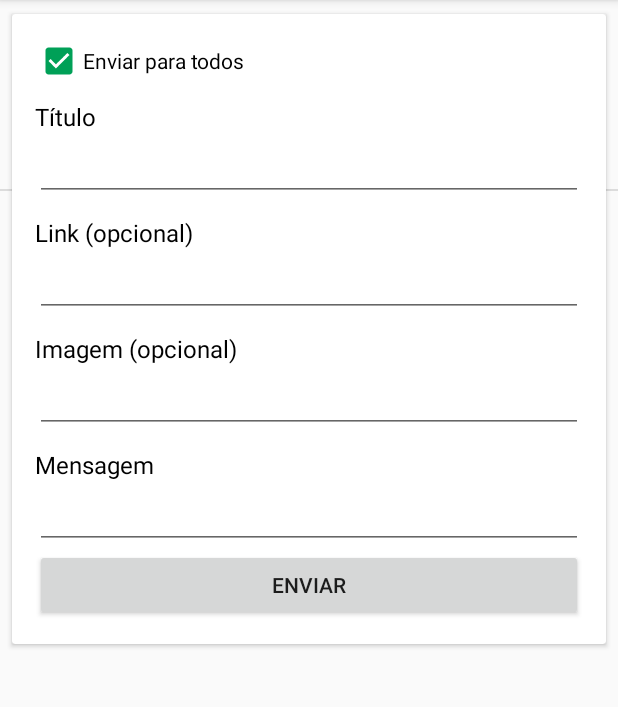
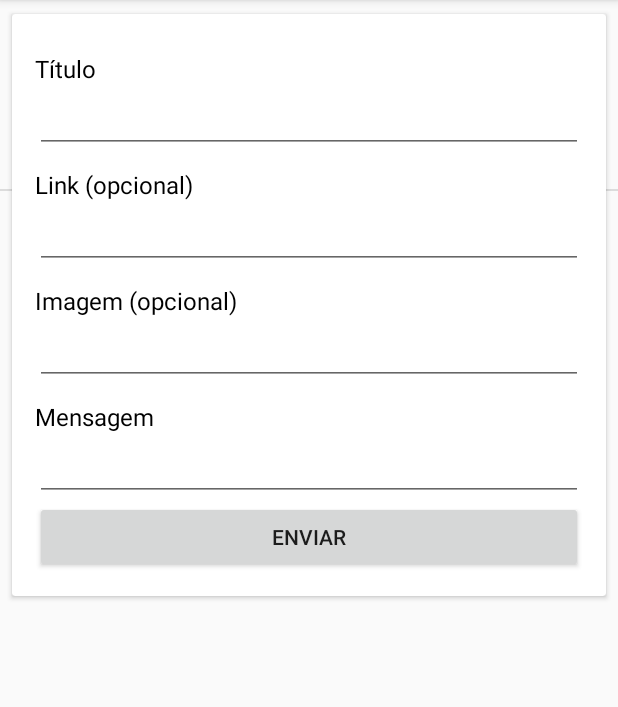
Before and after one commit to alefesouza/gdg-sp, an Android app: the fragment SendNotificationFragment placed in its activity, on a phone screen of 412 x 824 dp, the part 84-791 px from its top. Run offline under Robolectric (Android 15) with nearby library versions, the phone set to English and light mode, and no system bars; libraries missing offline, so code that uses them is left out: com.koushikdutta.async, com.koushikdutta.ion, com.onesignal; pictures from the network do not load; 1 statement that could not run was skipped.

Commit message:
Correção de pequeno bug na versão para Android

```diff
--- a/Android/app/build.gradle
+++ b/Android/app/build.gradle
@@ -8,8 +8,8 @@ android {
         applicationId "org.gdgsp"
         minSdkVersion 17
         targetSdkVersion 23
-        versionCode 2
-        versionName "1.1"
+        versionCode 3
+        versionName "1.1.1"
         manifestPlaceholders = [manifestApplicationId: "${applicationId}",
                                 onesignal_app_id: "onesignal_app_id",
                                 onesignal_google_project_number: "onesignal_google_project_number"]
--- a/Android/app/src/main/java/org/gdgsp/fragment/AboutFragment.java
+++ b/Android/app/src/main/java/org/gdgsp/fragment/AboutFragment.java
@@ -57,7 +57,7 @@ public class AboutFragment extends Fragment {
 			"<p><h3>Aplicativo</h3></p>" +
 			"<p>" + activity.getString(R.string.app_name) + " para Android versão: " + Other.getAppVersion(activity) + "</p>" +
 			"<p>Aplicativo desenvolvido por <a href=\"http://alefesouza.com\">Alefe Souza</a></p>" +
-			"<p>Desenvolvi o aplicativo do GDG-SP por sentir falta de notificações de novos eventos em tempo real no aplicativo oficial do meetup, e para facilitar como os sorteios são feitos. Desenvolvi várias versões desse aplicativo, todas em código aberto para ajudar pessoas que querem aprender a desenvolver para diversas plataformas, sendo elas nativamente para Android e Universal Windows Platform, e em Xamarin para iOS e Windows Phone, você pode ver o código exato dos aplicativos e o backend em PHP no meu <a href=\"http://github.com/alefesouza/gdg-sp\">GitHub</a>, procurei deixar o código para ser facilmente adaptado para outros meetups, bastando editar apenas um arquivo em cada plataforma e mudar os ícones.</p>" +
+			"<p>Desenvolvi o aplicativo do GDG-SP por sentir falta de notificações de novos eventos em tempo real no aplicativo oficial do meetup, e para facilitar como os sorteios são feitos. Desenvolvi várias versões desse aplicativo, todas em código aberto para ajudar pessoas que querem aprender a desenvolver para diversas plataformas, sendo elas nativamente para Android e Universal Windows Platform, e em Xamarin para iOS e Windows Phone, você pode ver o código exato dos aplicativos e o back-end em PHP no meu <a href=\"http://github.com/alefesouza/gdg-sp\">GitHub</a>, procurei deixar o código para ser facilmente adaptado para outros meetups, bastando editar apenas um arquivo em cada plataforma e mudar os ícones.</p>" +
 			"Nesse aplicativo foi utilizado:" +
 			"<br><br><a href=\"http://icons8.com\">Icons8</a>" +
 			"<br><a href=\"http://github.com/koush/ion\">Ion</a>" +
--- a/Android/app/src/main/java/org/gdgsp/fragment/SendNotificationFragment.java
+++ b/Android/app/src/main/java/org/gdgsp/fragment/SendNotificationFragment.java
@@ -112,6 +112,8 @@ public class SendNotificationFragment extends Fragment {
             });
 
             spinner.setSelection(0);
+        } else {
+            checkBox.setVisibility(View.GONE);
         }
 
         send.setOnClickListener(new View.OnClickListener() {
@@ -125,7 +127,7 @@ public class SendNotificationFragment extends Fragment {
                         .setBodyParameter("link", link.getText().toString())
                         .setBodyParameter("image", image.getText().toString())
                         .setBodyParameter("message", message.getText().toString())
-                        .setBodyParameter("eventid", checkBox.isChecked() ? String.valueOf(listEvents.get(selectedPosition).getId()) : "")
+                        .setBodyParameter("eventid", checkBox.isChecked() ? "" : String.valueOf(listEvents.get(selectedPosition).getId()))
                         .setBodyParameter("refresh_token", Other.getRefreshToken(activity))
                         .asString()
                         .setCallback(new FutureCallback<String>() {
```
Also changed, not shown: 1 other file.
